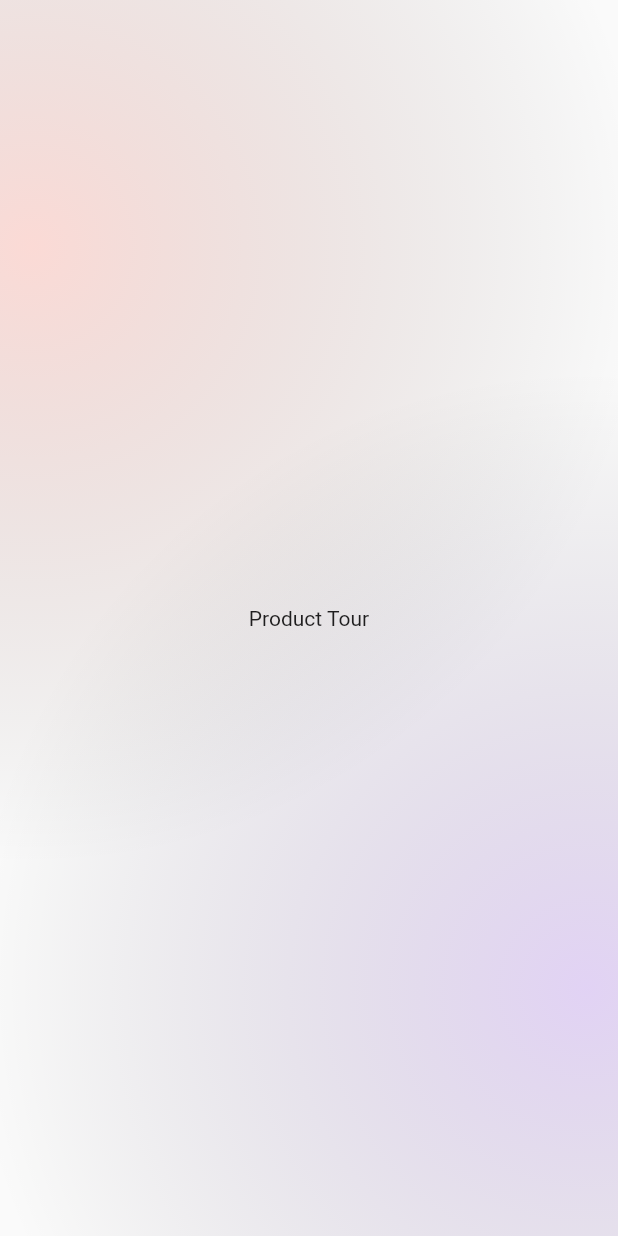
After one commit to nothing628/letify, a Flutter app: the ProductTour screen opened by its route, on a phone screen of 412 x 824 dp. The commit adds this screen. Run offline on Flutter 3.47's test engine with Material 2 defaults, Android fonts, the phone set to English and light mode, and no system bars.

Commit message:
add blurred background

```diff
--- a/lib/screen/product_tour_screen.dart
+++ b/lib/screen/product_tour_screen.dart
@@ -1,4 +1,5 @@
 import 'package:flutter/material.dart';
+import '../widgets/blurred_background.dart';
 
 class ProductTour extends StatelessWidget {
   static const routeName = '/tour';
@@ -7,9 +8,10 @@ class ProductTour extends StatelessWidget {
   @override
   Widget build(BuildContext context) {
     return const Scaffold(
-      body: Center(
+      body: BlurredBackground(
+          child: Center(
         child: Text('Product Tour'),
-      ),
+      )),
     );
   }
 }
--- /dev/null
+++ b/lib/widgets/blurred_background.dart
@@ -0,0 +1,54 @@
+import 'package:flutter/material.dart';
+
+class BlurredBackground extends StatelessWidget {
+  final Widget child;
+
+  const BlurredBackground({required this.child, Key? key}) : super(key: key);
+
+  @override
+  Widget build(BuildContext context) {
+    return Stack(
+      children: [
+        const Positioned(
+            top: 0,
+            left: 0,
+            right: 0,
+            bottom: 0,
+            child: DecoratedBox(
+              position: DecorationPosition.background,
+              decoration: BoxDecoration(
+                gradient: RadialGradient(
+                  center: Alignment(-0.9, -0.6),
+                  radius: 1,
+                  colors: <Color>[
+                    Color(0x33FF5A43),
+                    Color(0x00000000),
+                  ],
+                  stops: <double>[0.0, 1.0],
+                ),
+              ),
+            )),
+        const Positioned(
+            top: 0,
+            left: 0,
+            right: 0,
+            bottom: 0,
+            child: DecoratedBox(
+              position: DecorationPosition.background,
+              decoration: BoxDecoration(
+                gradient: RadialGradient(
+                  center: Alignment(0.9, 0.6),
+                  radius: 1,
+                  colors: <Color>[
+                    Color(0x337F34DE),
+                    Color(0x00000000),
+                  ],
+                  stops: <double>[0.0, 1.0],
+                ),
+              ),
+            )),
+        child,
+      ],
+    );
+  }
+}
```
Also changed, not shown: lib/screen/splash_screen.dart (+8 -47 lines).
